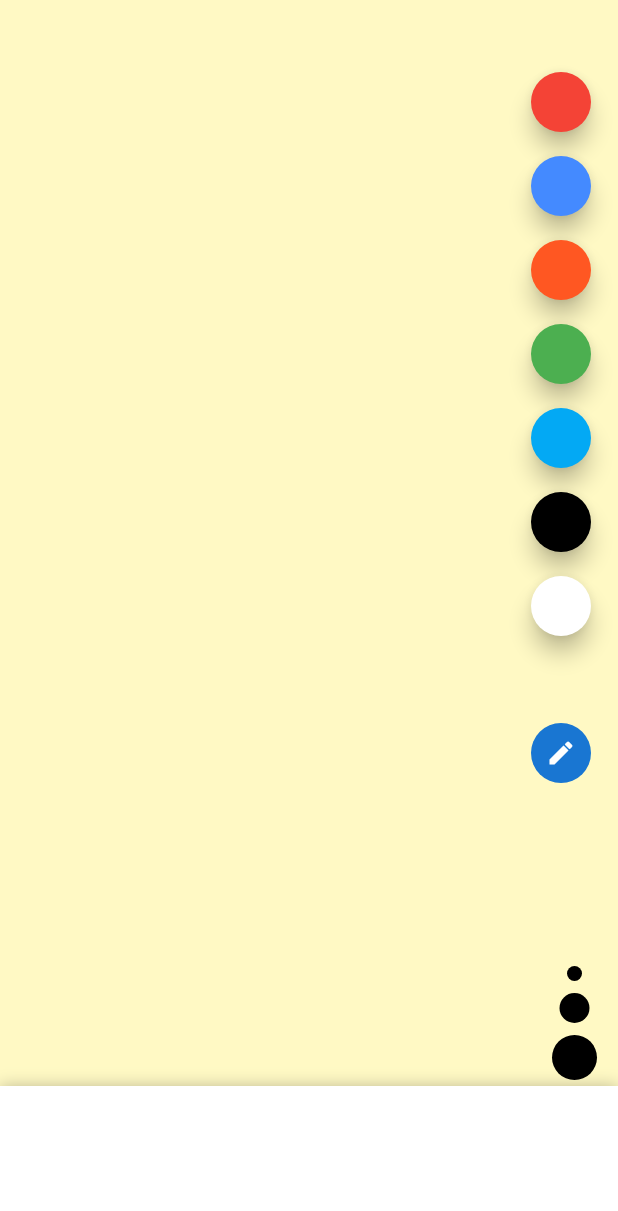
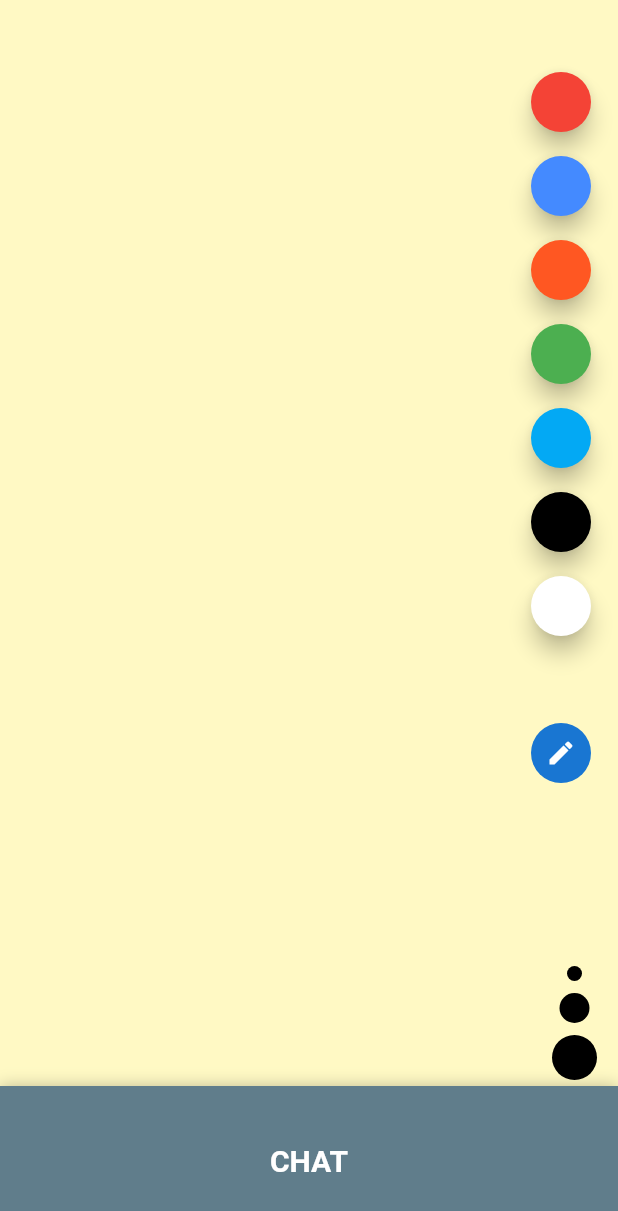
Before and after one commit to Jin-12/pictionis, a Flutter app: the GameScreen screen opened by its route, on a phone screen of 412 x 824 dp. Shown: the top 1211 px of the screen. Run offline on Flutter 3.47's test engine with Material 2 defaults, Android fonts, the phone set to English and light mode, and no system bars; drawn by our look-alikes of sliding_up_panel; our stand-ins replace cloud_firestore, firebase_auth, firebase_core; missing offline and left inert: dart:ffi, firebase_ui_auth; accounts and stored records are empty.

Commit message:
add ui elements to slide up panel for chat room

```diff
--- a/pictionis/lib/screens/game_screen.dart
+++ b/pictionis/lib/screens/game_screen.dart
@@ -39,8 +39,75 @@ class _GameScreenState extends State<GameScreen> {
     return Scaffold(
       backgroundColor: Colors.yellow[100],
       body: SlidingUpPanel(
-        panel: const Center(
-          child: Text("This is the sliding Widget."),
+        backdropEnabled: true,
+        panel: Stack(
+          children: <Widget>[
+            Align(
+              alignment: Alignment.bottomLeft,
+              child: Container(
+                padding: const EdgeInsets.only(left: 10, bottom: 10, top: 10),
+                height: 60,
+                width: double.infinity,
+                color: Colors.white,
+                child: Row(
+                  children: <Widget>[
+                    GestureDetector(
+                      onTap: () {},
+                      child: Container(
+                        height: 30,
+                        width: 30,
+                        decoration: BoxDecoration(
+                          color: Colors.lightBlue,
+                          borderRadius: BorderRadius.circular(30),
+                        ),
+                        child: const Icon(
+                          Icons.add,
+                          color: Colors.white,
+                          size: 20,
+                        ),
+                      ),
+                    ),
+                    const SizedBox(
+                      width: 15,
+                    ),
+                    const Expanded(
+                      child: TextField(
+                        decoration: InputDecoration(
+                            hintText: "Write message...",
+                            hintStyle: TextStyle(color: Colors.black54),
+                            border: InputBorder.none),
+                      ),
+                    ),
+                    const SizedBox(
+                      width: 15,
+                    ),
+                    FloatingActionButton(
+                      onPressed: () {},
+                      backgroundColor: Colors.blue,
+                      elevation: 0,
+                      child: const Icon(
+                        Icons.send,
+                        color: Colors.white,
+                        size: 18,
+                      ),
+                    ),
+                  ],
+                ),
+              ),
+            ),
+          ],
+        ),
+        collapsed: Container(
+          color: Colors.blueGrey,
+          child: const Center(
+            child: Text(
+              "CHAT",
+              style: TextStyle(
+                  color: Colors.white,
+                  fontWeight: FontWeight.bold,
+                  fontSize: 20),
+            ),
+          ),
         ),
         body: Stack(
           children: [
```
